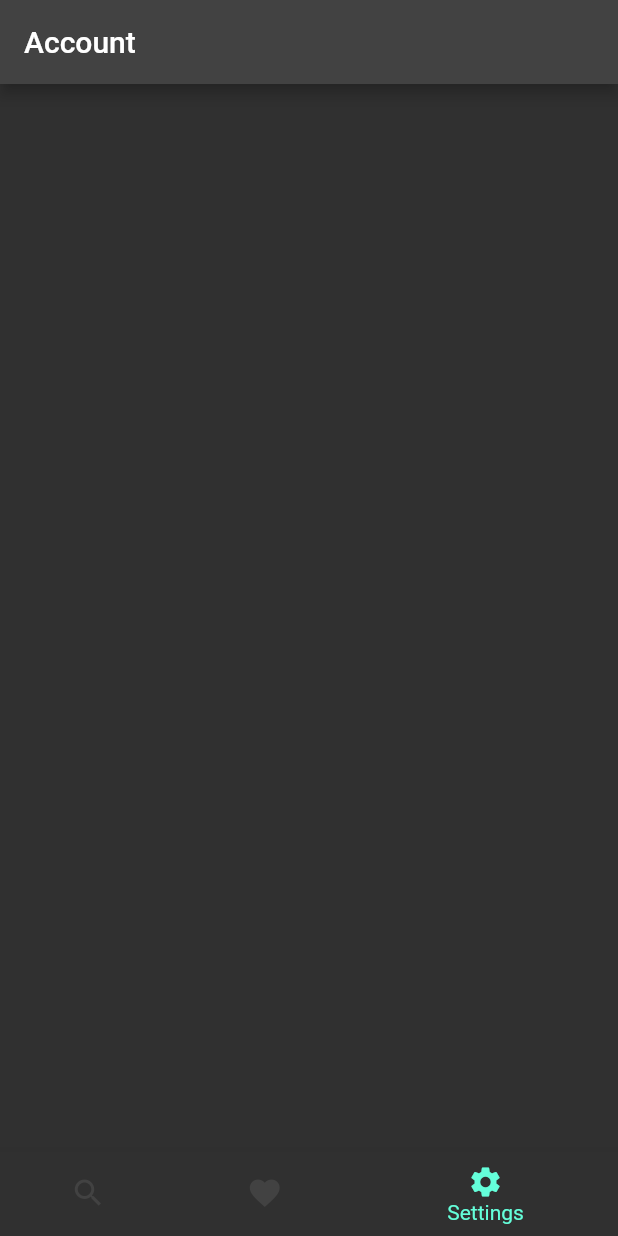
After one commit to CzyDobrze/CzyDobrze.Mobile, a Flutter app: the screen it shows after launch, swiped to page 3, on a phone screen of 412 x 824 dp. The commit adds this screen. Run offline on Flutter 3.47's test engine with Material 2 defaults, Android fonts, the phone set to English and light mode, and no system bars; our stand-ins replace flutter_riverpod, material_floating_search_bar, riverpod.

Commit message:
Removed settings, added account page instead

```diff
--- /dev/null
+++ b/lib/account/account_page.dart
@@ -0,0 +1,12 @@
+import 'package:flutter/material.dart';
+
+class AccountPage extends StatelessWidget {
+  const AccountPage({ Key? key }) : super(key: key);
+
+  @override
+  Widget build(BuildContext context) {
+    return Scaffold(
+      appBar: AppBar(title: const Text('Account'),),
+    );
+  }
+}
--- a/lib/root.dart
+++ b/lib/root.dart
@@ -1,6 +1,6 @@
+import 'package:czydobrze/account/account_page.dart';
 import 'package:czydobrze/explore/explore_page.dart';
 import 'package:czydobrze/favourites/favourites_page.dart';
-import 'package:czydobrze/settings/settings_page.dart';
 import 'package:flutter/material.dart';
 
 class Root extends StatefulWidget {
@@ -17,7 +17,7 @@
   static const List<Widget> _pages = <Widget>[
     ExplorePage(),
     FavouritesPage(),
-    SettingsPage(),
+    AccountPage(),
   ];
 
   @override
```
Also changed, not shown: lib/settings/settings_page.dart (deleted, +0 -15 lines).
